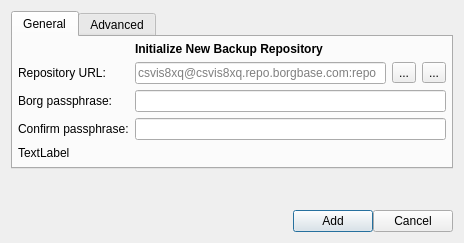
Qt form src/vorta/assets/UI/repoadd.ui (borgbase/vorta) before a commit.
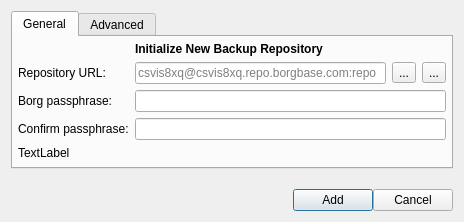
The same form after that commit. Icons and pictures are not drawn.

Commit message: Undo QT 5 Designer changes

Diff of the .ui file:
```diff
--- a/src/vorta/assets/UI/repoadd.ui
+++ b/src/vorta/assets/UI/repoadd.ui
@@ -7,7 +7,7 @@
     <x>0</x>
     <y>0</y>
     <width>464</width>
-    <height>243</height>
+    <height>204</height>
    </rect>
   </property>
   <property name="modal">
```
Left out of the diff: 4 changed lines with no effect on the pictures.
